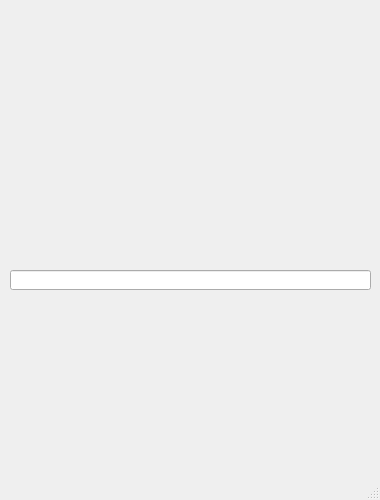
Old version of the form ui/mainWindow.ui in the repository changdiqing/pdfFormConverter.
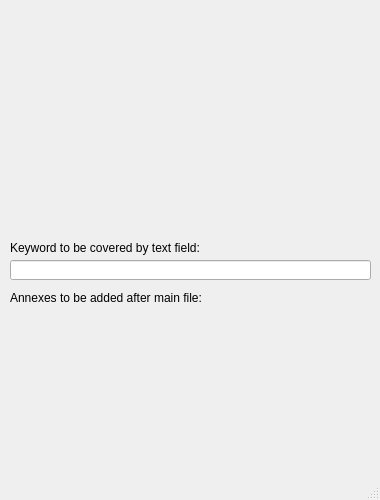
New version of the form.

Patch:
```diff
--- a/ui/mainWindow.ui
+++ b/ui/mainWindow.ui
@@ -27,13 +27,45 @@
   </property>
   <widget class="QWidget" name="centralwidget">
    <widget class="QLineEdit" name="lineEdit">
+    <property name="enabled">
+     <bool>true</bool>
+    </property>
     <property name="geometry">
      <rect>
       <x>10</x>
-      <y>270</y>
+      <y>260</y>
       <width>361</width>
       <height>20</height>
      </rect>
+    </property>
+    <property name="mouseTracking">
+     <bool>false</bool>
+    </property>
+   </widget>
+   <widget class="QLabel" name="label">
+    <property name="geometry">
+     <rect>
+      <x>10</x>
+      <y>240</y>
+      <width>221</width>
+      <height>16</height>
+     </rect>
+    </property>
+    <property name="text">
+     <string>Keyword to be covered by text field:</string>
+    </property>
+   </widget>
+   <widget class="QLabel" name="label_2">
+    <property name="geometry">
+     <rect>
+      <x>10</x>
+      <y>290</y>
+      <width>221</width>
+      <height>16</height>
+     </rect>
+    </property>
+    <property name="text">
+     <string>Annexes to be added after main file:</string>
     </property>
    </widget>
   </widget>
```
Left out of the diff: 2 changed lines with no effect on the pictures.
